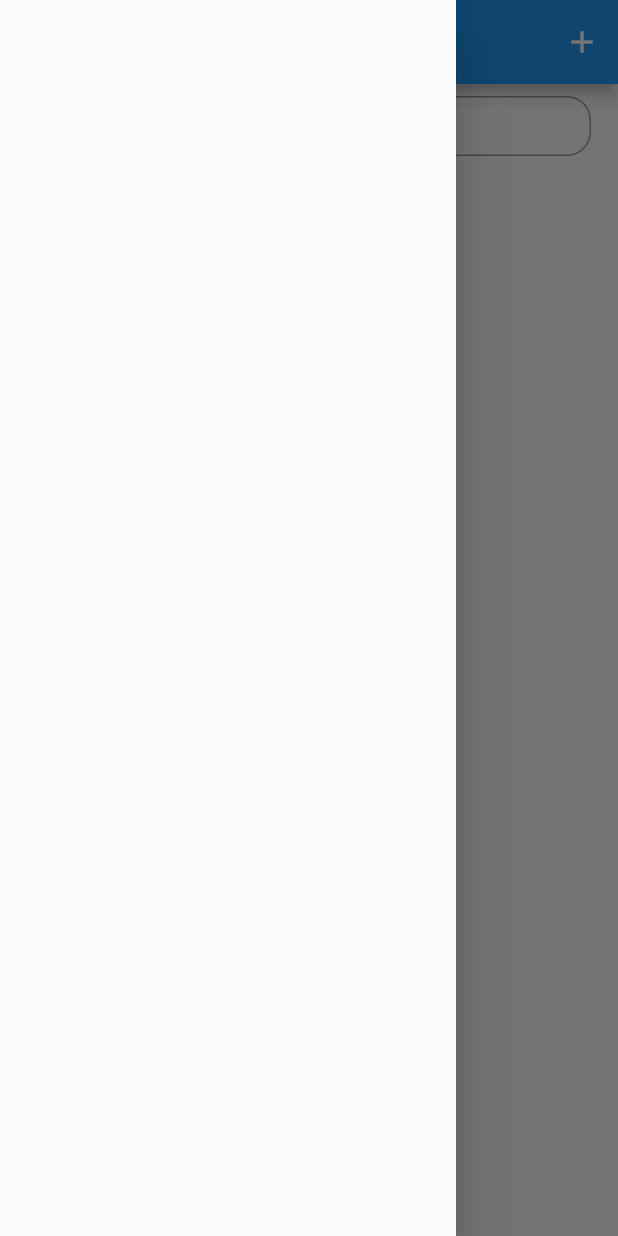
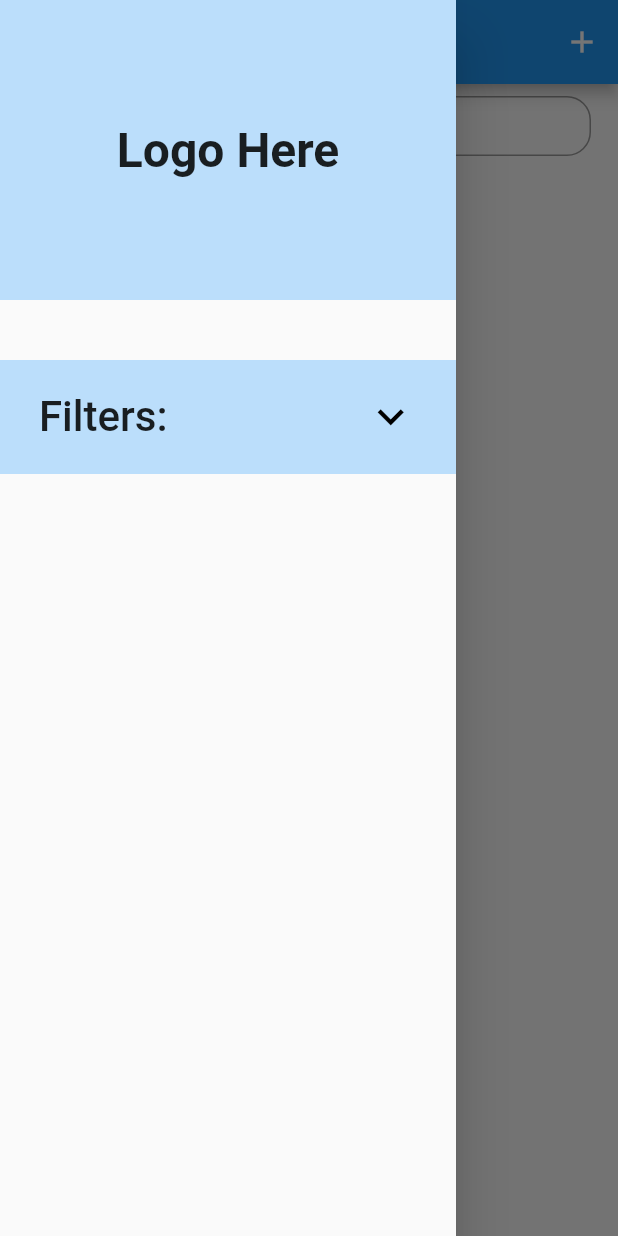
Before and after one commit to lajorr/project_1, a Flutter app: the screen it shows after launch, with the side drawer open, on a phone screen of 412 x 824 dp. Run offline on Flutter 3.47's test engine with Material 2 defaults, Android fonts, the phone set to English and light mode, and no system bars; our stand-ins replace image_picker, sqflite_sqlcipher; accounts and stored records are empty.

Commit message:
adds filter ui in drawer
search and filtering baki

```diff
--- a/lib/screens/all_items_screen.dart
+++ b/lib/screens/all_items_screen.dart
@@ -2,6 +2,7 @@ import 'package:flutter/material.dart';
 import 'package:my_app/provider/item_provider.dart';
 import 'package:my_app/screens/add_item_screen.dart';
 import 'package:my_app/screens/item_detail_screen.dart';
+import 'package:my_app/widgets/drawer_widget.dart';
 import 'package:provider/provider.dart';
 
 class AllItemsScreen extends StatelessWidget {
@@ -26,7 +27,7 @@ class AllItemsScreen extends StatelessWidget {
             ),
           ],
         ),
-        drawer: const Drawer(),
+        drawer: const DrawerWidget(),
         body: Padding(
           padding: const EdgeInsets.all(8.0),
           child: Column(
--- /dev/null
+++ b/lib/widgets/drawer_widget.dart
@@ -0,0 +1,129 @@
+// ignore_for_file: public_member_api_docs, sort_constructors_first
+
+import 'package:flutter/material.dart';
+
+class DrawerWidget extends StatefulWidget {
+  const DrawerWidget({super.key});
+
+  @override
+  State<DrawerWidget> createState() => _DrawerWidgetState();
+}
+
+class _DrawerWidgetState extends State<DrawerWidget> {
+  bool onSelect = false;
+  @override
+  Widget build(BuildContext context) {
+    return Drawer(
+      child: SafeArea(
+        child: Column(
+          children: [
+            Container(
+              height: 200,
+              width: double.infinity,
+              color: Colors.blue[100],
+              child: const Center(
+                child: Text(
+                  "Logo Here",
+                  style: TextStyle(
+                    fontSize: 32,
+                    fontWeight: FontWeight.bold,
+                  ),
+                ),
+              ),
+            ),
+            const SizedBox(
+              height: 40,
+            ),
+            Container(
+              width: double.infinity,
+              padding: const EdgeInsets.symmetric(
+                vertical: 10,
+                horizontal: 10,
+              ),
+              color: Colors.blue[100],
+              child: ListTile(
+                title: const Text(
+                  'Filters:',
+                  style: TextStyle(
+                    fontSize: 28,
+                  ),
+                ),
+                trailing: Icon(
+                  onSelect
+                      ? Icons.keyboard_arrow_up
+                      : Icons.keyboard_arrow_down,
+                  color: Colors.black,
+                  size: 35,
+                ),
+                onTap: () {
+                  setState(() {
+                    onSelect = !onSelect;
+                  });
+                },
+              ),
+            ),
+            if (onSelect)
+              Container(
+                  height: 190,
+                  width: double.infinity,
+                  padding: const EdgeInsets.symmetric(
+                    vertical: 10,
+                    horizontal: 10,
+                  ),
+                  color: Colors.blue[200],
+                  child: ListView(
+                    children: const [
+                      FilterTile(filterBy: 'By Name'),
+                      FilterTile(filterBy: 'By Price'),
+                      FilterTile(filterBy: 'By ...'),
+                    ],
+                  )),
+          ],
+        ),
+      ),
+    );
+  }
+}
+
+class FilterTile extends StatefulWidget {
+  const FilterTile({
+    Key? key,
+    required this.filterBy,
+  }) : super(key: key);
+  final String filterBy;
+
+  @override
+  State<FilterTile> createState() => _FilterTileState();
+}
+
+class _FilterTileState extends State<FilterTile> {
+  var isChecked = false;
+  @override
+  Widget build(BuildContext context) {
+    return ListTile(
+      title: Text(
+        widget.filterBy,
+        style: const TextStyle(
+          fontSize: 22,
+        ),
+      ),
+      trailing: IconButton(
+        onPressed: () {
+          setState(() {
+            isChecked = !isChecked;
+          });
+        },
+        icon: Icon(
+          isChecked ? Icons.check_box : Icons.check_box_outline_blank,
+        ),
+        // size: 30,
+        color: Colors.black,
+      ),
+      // onTap: () {
+      //   setState(() {
+      //     onSelect = !onSelect;
+      //   });
+      // },
+    );
+  }
+}
```
